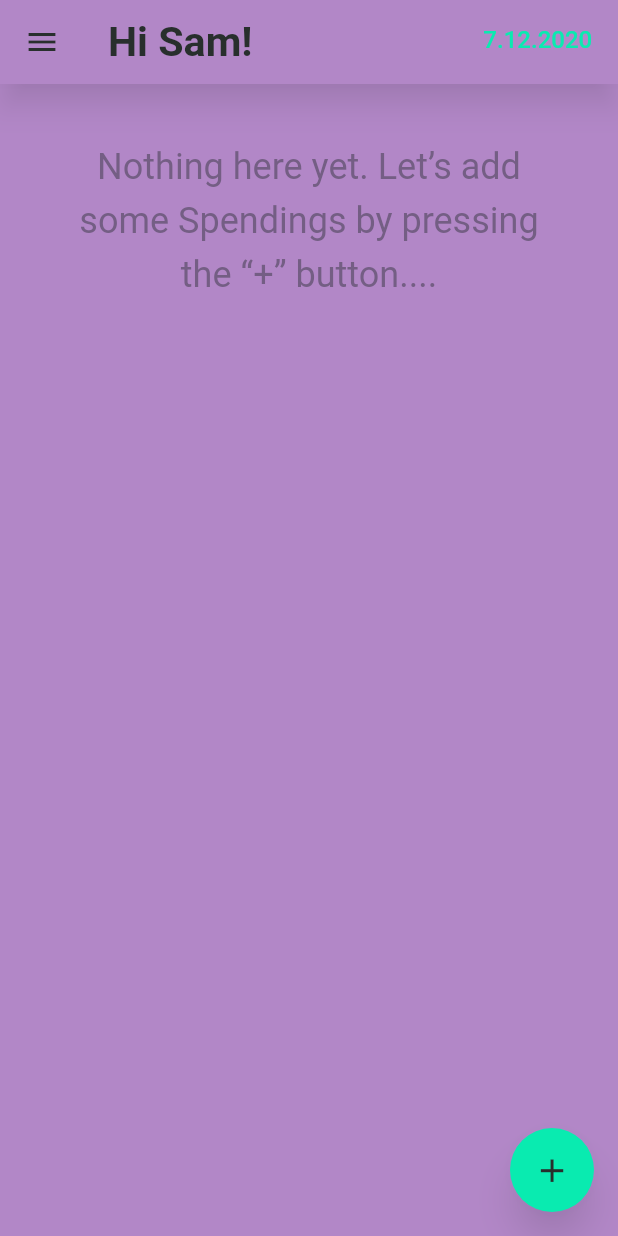
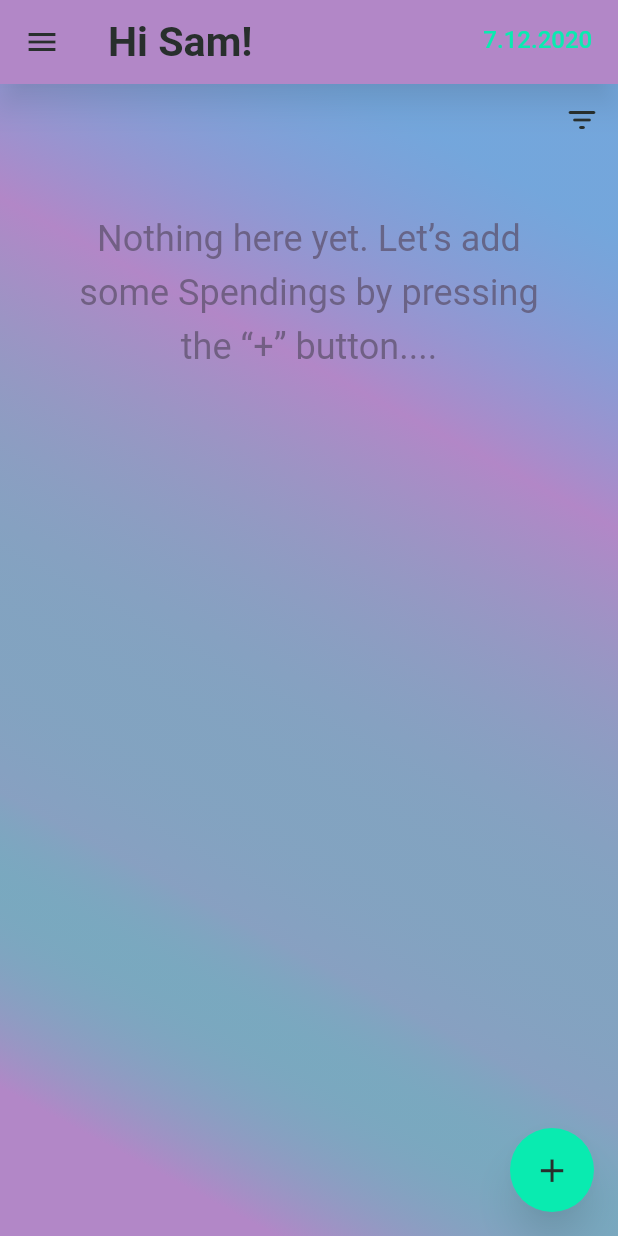
Before and after one commit to Sam21-39/Spend-Analytics, a Flutter app: the MainDashboard screen opened directly, on a phone screen of 412 x 824 dp. Run offline on Flutter 3.47's test engine with Material 2 defaults, Android fonts, the phone set to English and light mode, and no system bars; our stand-ins replace flutter_screenutil, flutter_spinkit, flutter_svg, shared_preferences, sqflite; accounts and stored records are empty.

Commit message:
menu additionss

```diff
--- a/spend_analytics/lib/Screens/MainDashboard/main_dashboard.dart
+++ b/spend_analytics/lib/Screens/MainDashboard/main_dashboard.dart
@@ -1,3 +1,4 @@
+import 'package:flutter/cupertino.dart';
 import 'package:flutter/material.dart';
 import 'package:flutter_svg/flutter_svg.dart';
 import 'package:spend_analytics/Model/spending_model.dart';
@@ -60,9 +61,41 @@ class _MainDashboardState extends State<MainDashboard> {
             ],
           ),
           drawer: NavigationDrawer(),
-          backgroundColor: Theme.of(context).backgroundColor,
-          body: ListView(
+          //backgroundColor: Theme.of(context).backgroundColor,
+          body: Container(
+            decoration: BoxDecoration(
+              gradient: LinearGradient(
+                begin: Alignment.topRight,
+                end: Alignment.bottomLeft,
+                tileMode: TileMode.clamp,
+                stops: [
+                  0.1,
+                  0.3,
+                  0.7,
+                  0.9,
+                ],
+                colors: [
+                  Theme.of(context).focusColor.withOpacity(0.5),
+                  Theme.of(context).backgroundColor.withOpacity(0.75),
+                  Theme.of(context).primaryColor.withOpacity(0.25),
+                  Theme.of(context).backgroundColor,
+                ],
+              ),
+            ),
+            child: ListView(
               children: [
+                Align(
+                  alignment: Alignment.topRight,
+                  child: IconButton(
+                    icon: Icon(Icons.filter_list_rounded),
+                    onPressed: () {
+                      showCupertinoDialog(
+                        context: context,
+                        builder: (context) => Dialog(),
+                      );
+                    },
+                  ),
+                ),
                 spm.isEmpty
                     ? Column(
                         children: [
@@ -127,7 +160,8 @@ class _MainDashboardState extends State<MainDashboard> {
                                           Text(
                                             spm[index].datetime,
                                             style: textTheme.bodyText1.copyWith(
-                                            color: Theme.of(context).focusColor,
+                                              color:
+                                                  Theme.of(context).focusColor,
                                             ),
                                           ),
                                         ],
@@ -173,6 +207,7 @@ class _MainDashboardState extends State<MainDashboard> {
                       ),
               ],
             ),
+          ),
           floatingActionButton: FloatingActionButton(
             onPressed: () {
               Navigator.of(context)
@@ -206,7 +241,9 @@ class _MainDashboardState extends State<MainDashboard> {
 
   void getDbValues() async {
     spm.clear();
-    var data = await _dbHelper.queryAll();
+    var data = await _dbHelper.querySelected(
+      DateTime.now().month.toString(),
+    );
     if (data.isNotEmpty)
       data.forEach(
         (e) => spm.add(
```
Also changed, not shown: spend_analytics/lib/Services/db_helper.dart (+5 -2 lines). Lines whose indentation alone changed are shown as unchanged.
